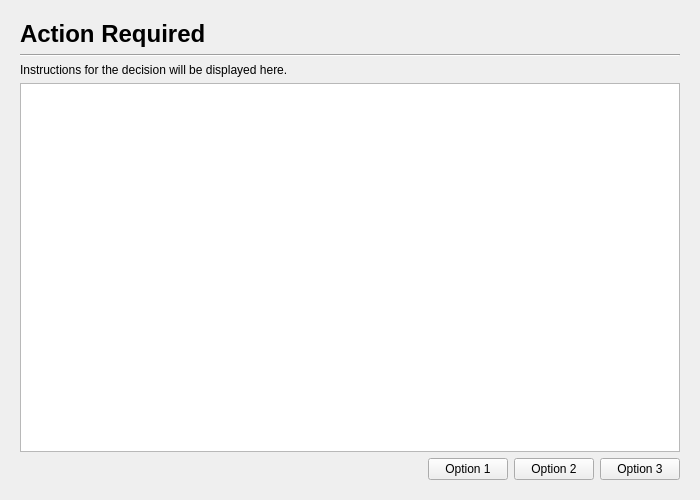
Qt form gui/decision_page.ui (mariolewis/asdf_factory) before a commit.
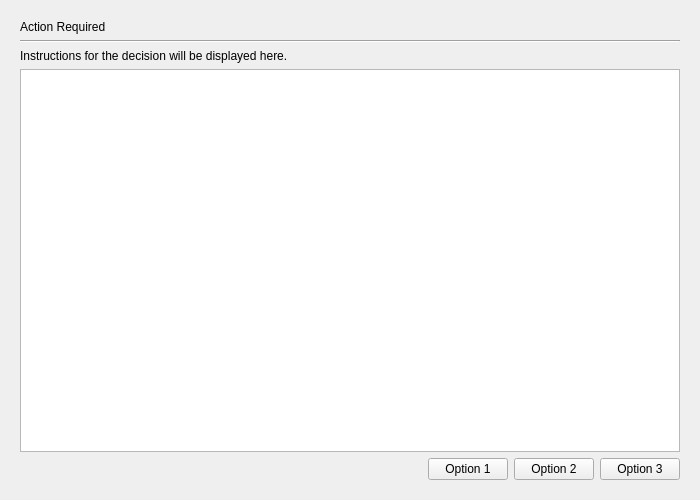
The same form after that commit.

Patch:
```diff
--- a/gui/decision_page.ui
+++ b/gui/decision_page.ui
@@ -31,9 +31,6 @@
      <property name="text">
       <string>Action Required</string>
      </property>
-     <property name="styleSheet">
-      <string notr="true">font-size: 18pt; font-weight: bold;</string>
-     </property>
     </widget>
    </item>
    <item>
```
